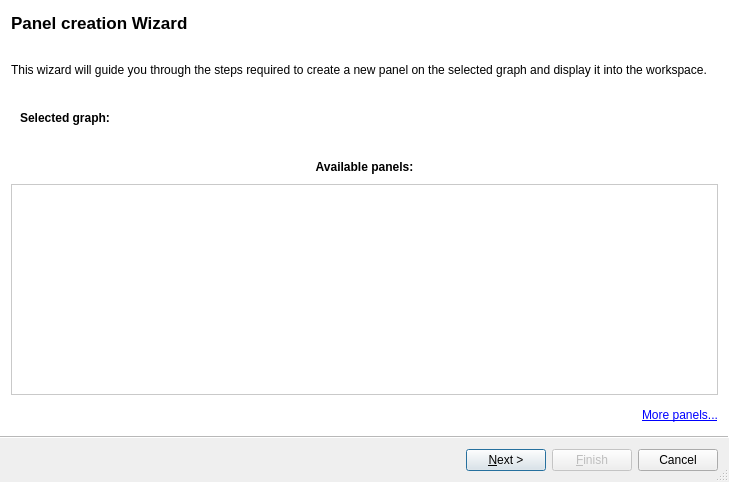
Above: plugins/perspective/GraphPerspective/designer/PanelSelectionWizard.ui from vadivelselvaraj/TulipGLImprovement before the change. Below: the same form after it.
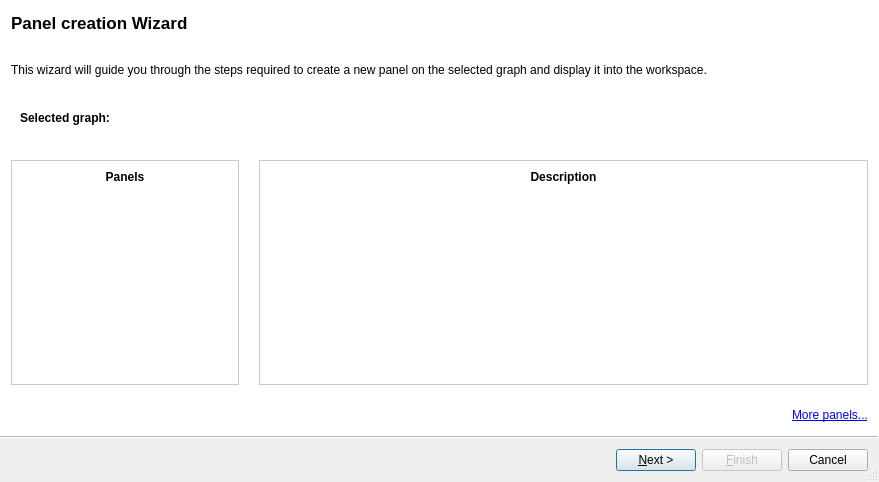
That is the form after the change. Icons and pictures are not drawn. Custom widgets are drawn as their Qt base class.

Commit message: refactored add panel wizard (still WIP) to use a pluginModel and try to show more views

```diff
--- a/plugins/perspective/GraphPerspective/designer/PanelSelectionWizard.ui
+++ b/plugins/perspective/GraphPerspective/designer/PanelSelectionWizard.ui
@@ -6,7 +6,7 @@
    <rect>
     <x>0</x>
     <y>0</y>
-    <width>729</width>
+    <width>879</width>
     <height>482</height>
    </rect>
   </property>
@@ -22,6 +22,18 @@
 background-color:white;
 color: black;
 border: 1px solid #C9C9C9;
+}
+
+#panelsFrame,#panelDescriptionFrame {
+border: 1px solid #C9C9C9;
+background-color: white;
+}
+
+#panelListTitle,#panelDescriptionTitle {
+background-color: qlineargradient(spread:pad, x1:0, y1:0, x2:0, y2:1, 
+stop:1 rgba(0,0,0,0),
+stop:0 #F0F0F0);
+border: 0px;
 }</string>
   </property>
   <property name="sizeGripEnabled">
@@ -95,47 +107,160 @@
       </layout>
      </widget>
     </item>
+    <item>
+     <layout class="QHBoxLayout" name="horizontalLayout_3">
+      <property name="topMargin">
+       <number>0</number>
+      </property>
+      <property name="rightMargin">
+       <number>0</number>
+      </property>
+      <item>
+       <widget class="QFrame" name="panelsFrame">
+        <property name="sizePolicy">
+         <sizepolicy hsizetype="Preferred" vsizetype="Preferred">
+          <horstretch>30</horstretch>
+          <verstretch>0</verstretch>
+         </sizepolicy>
+        </property>
+        <property name="frameShape">
+         <enum>QFrame::NoFrame</enum>
+        </property>
+        <property name="frameShadow">
+         <enum>QFrame::Plain</enum>
+        </property>
+        <layout class="QVBoxLayout" name="verticalLayout_3">
+         <property name="margin">
+          <number>0</number>
+         </property>
+         <item>
+          <widget class="QLabel" name="panelListTitle">
+           <property name="minimumSize">
+            <size>
+             <width>0</width>
+             <height>32</height>
+            </size>
+           </property>
+           <property name="font">
+            <font>
+             <weight>75</weight>
+             <bold>true</bold>
+            </font>
+           </property>
+           <property name="text">
+            <string>Panels</string>
+           </property>
+           <property name="alignment">
+            <set>Qt::AlignCenter</set>
+           </property>
+          </widget>
+         </item>
+         <item>
+          <widget class="QListView" name="panelList">
+           <property name="frameShape">
+            <enum>QFrame::NoFrame</enum>
+           </property>
+           <property name="frameShadow">
+            <enum>QFrame::Plain</enum>
+           </property>
+           <property name="flow">
+            <enum>QListView::LeftToRight</enum>
+           </property>
+           <property name="isWrapping" stdset="0">
+            <bool>true</bool>
+           </property>
+           <property name="resizeMode">
+            <enum>QListView::Adjust</enum>
+           </property>
+           <property name="layoutMode">
+            <enum>QListView::Batched</enum>
+           </property>
+           <property name="spacing">
+            <number>2</number>
+           </property>
+           <property name="viewMode">
+            <enum>QListView::IconMode</enum>
+           </property>
+           <property name="uniformItemSizes">
+            <bool>true</bool>
+           </property>
+          </widget>
+         </item>
+        </layout>
+       </widget>
+      </item>
+      <item>
+       <widget class="QFrame" name="panelDescriptionFrame">
+        <property name="sizePolicy">
+         <sizepolicy hsizetype="Preferred" vsizetype="Preferred">
+          <horstretch>80</horstretch>
+          <verstretch>0</verstretch>
+         </sizepolicy>
+        </property>
+        <property name="frameShape">
+         <enum>QFrame::NoFrame</enum>
+        </property>
+        <property name="frameShadow">
+         <enum>QFrame::Plain</enum>
+        </property>
+        <layout class="QVBoxLayout" name="verticalLayout_4">
+         <property name="margin">
+          <number>0</number>
+         </property>
+         <item>
+          <widget class="QLabel" name="panelDescriptionTitle">
+           <property name="minimumSize">
+            <size>
+             <width>0</width>
+             <height>32</height>
+            </size>
+           </property>
+           <property name="font">
+            <font>
+             <weight>75</weight>
+             <bold>true</bold>
+            </font>
+           </property>
+           <property name="text">
+            <string>Description</string>
+           </property>
+           <property name="alignment">
+            <set>Qt::AlignCenter</set>
+           </property>
+          </widget>
+         </item>
+         <item>
+          <widget class="QLabel" name="panelDescription">
+           <property name="sizePolicy">
+            <sizepolicy hsizetype="Preferred" vsizetype="Expanding">
+             <horstretch>0</horstretch>
+             <verstretch>0</verstretch>
+            </sizepolicy>
+           </property>
+           <property name="text">
+            <string/>
+           </property>
+           <property name="alignment">
+            <set>Qt::AlignLeading|Qt::AlignLeft|Qt::AlignTop</set>
+           </property>
+           <property name="wordWrap">
+            <bool>true</bool>
+           </property>
+           <property name="margin">
+            <number>5</number>
+           </property>
+          </widget>
+         </item>
+        </layout>
+       </widget>
+      </item>
+     </layout>
+    </item>
     <item>
      <layout class="QVBoxLayout" name="page1BottomLayout">
       <property name="spacing">
        <number>10</number>
       </property>
-      <item>
-       <widget class="QLabel" name="panelSelectionTitle">
-        <property name="text">
-         <string>&lt;b&gt;Available panels:&lt;/b&gt;</string>
-        </property>
-        <property name="alignment">
-         <set>Qt::AlignCenter</set>
-        </property>
-       </widget>
-      </item>
-      <item>
-       <widget class="QScrollArea" name="panelSelectionArea">
-        <property name="styleSheet">
-         <string notr="true">#panelSelector {
-background-color: white;
-border: 1px solid #C9C9C9;
-}</string>
-        </property>
-        <property name="frameShape">
-         <enum>QFrame::NoFrame</enum>
-        </property>
-        <property name="widgetResizable">
-         <bool>true</bool>
-        </property>
-        <widget class="QWidget" name="panelSelector">
-         <property name="geometry">
-          <rect>
-           <x>0</x>
-           <y>0</y>
-           <width>719</width>
-           <height>217</height>
-          </rect>
-         </property>
-        </widget>
-       </widget>
-      </item>
       <item>
        <layout class="QHBoxLayout" name="horizontalLayout">
         <item>
```
The commit also changes 4 other files.
